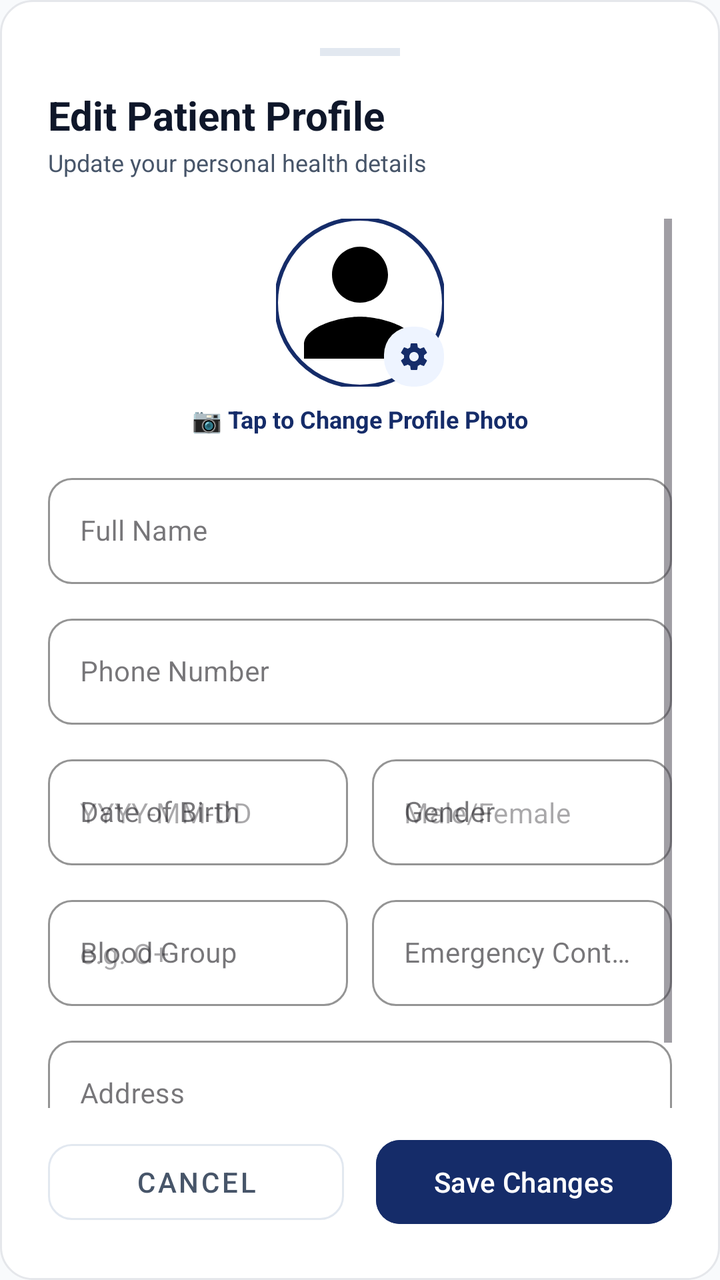
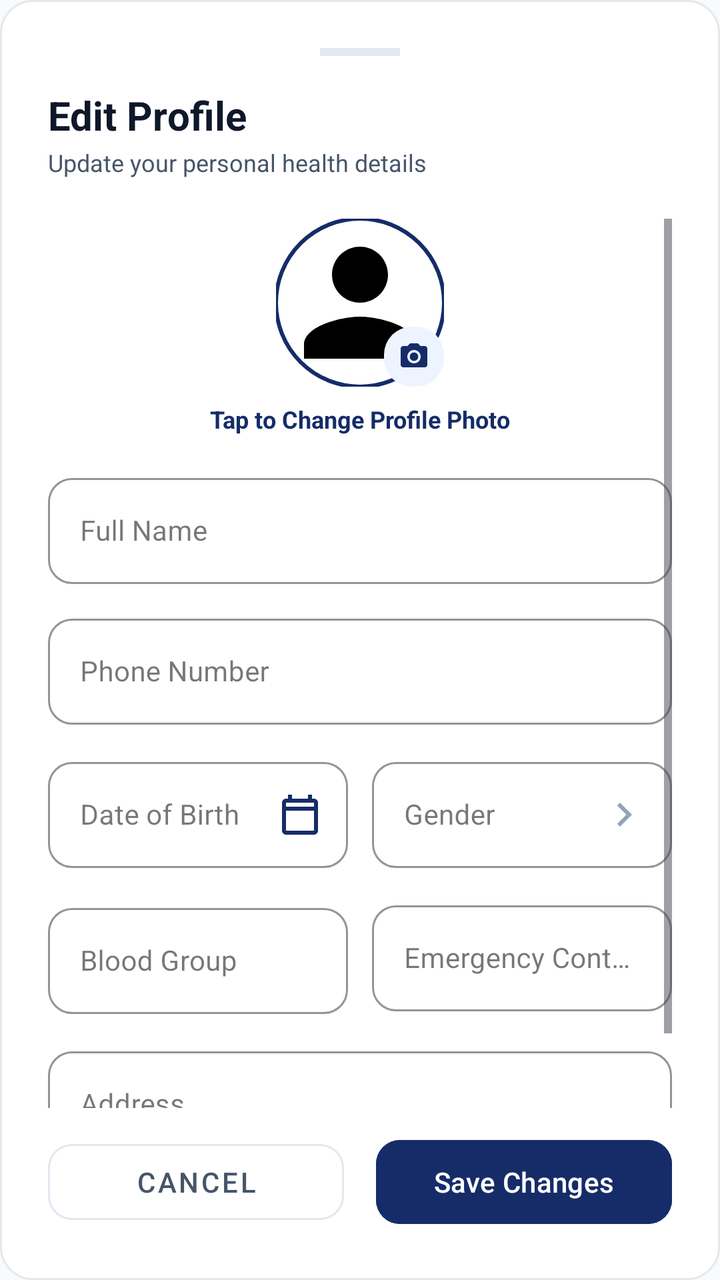

An Android layout rendered at two revisions. The XML below is the earlier revision; the diff shows what the commit changed to produce the second picture.
<!-- AndroidManifest.xml: application theme Theme.CareWell -->
<!-- res/layout/bottom_sheet_edit_profile.xml -->
<?xml version="1.0" encoding="utf-8"?>
<LinearLayout xmlns:android="http://schemas.android.com/apk/res/android"
    xmlns:app="http://schemas.android.com/apk/res-auto"
    android:layout_width="match_parent"
    android:layout_height="wrap_content"
    android:background="@drawable/bg_rounded_card"
    android:orientation="vertical"
    android:padding="24dp">

    
    <View
        android:layout_width="40dp"
        android:layout_height="4dp"
        android:layout_gravity="center_horizontal"
        android:layout_marginBottom="16dp"
        android:background="@color/card_stroke" />

    
    <TextView
        android:layout_width="wrap_content"
        android:layout_height="wrap_content"
        android:text="Edit Patient Profile"
        android:textColor="@color/text_primary"
        android:textSize="20sp"
        android:textStyle="bold" />

    <TextView
        android:layout_width="wrap_content"
        android:layout_height="wrap_content"
        android:layout_marginTop="2dp"
        android:layout_marginBottom="20dp"
        android:text="Update your personal health details"
        android:textColor="@color/text_secondary"
        android:textSize="12sp" />

    <ScrollView
        android:layout_width="match_parent"
        android:layout_height="0dp"
        android:layout_weight="1"
        android:maxHeight="420dp">

        <LinearLayout
            android:layout_width="match_parent"
            android:layout_height="wrap_content"
            android:orientation="vertical">

            
            <RelativeLayout
                android:layout_width="wrap_content"
                android:layout_height="wrap_content"
                android:layout_gravity="center_horizontal"
                android:layout_marginBottom="8dp">

                <com.google.android.material.imageview.ShapeableImageView
                    android:id="@+id/iv_edit_profile_pic"
                    android:layout_width="84dp"
                    android:layout_height="84dp"
                    android:scaleType="centerCrop"
                    android:src="@drawable/ic_user"
                    app:shapeAppearanceOverlay="@style/ShapeAppearanceOverlay.App.Circle"
                    app:strokeColor="@color/primary"
                    app:strokeWidth="2dp" />

                <FrameLayout
                    android:id="@+id/fl_edit_camera_btn"
                    android:layout_width="30dp"
                    android:layout_height="30dp"
                    android:layout_alignBottom="@id/iv_edit_profile_pic"
                    android:layout_alignEnd="@id/iv_edit_profile_pic"
                    android:background="@drawable/bg_squircle_icon"
                    android:clickable="true"
                    android:focusable="true">

                    <ImageView
                        android:layout_width="16dp"
                        android:layout_height="16dp"
                        android:layout_gravity="center"
                        android:contentDescription="Camera"
                        android:src="@drawable/ic_settings"
                        app:tint="@color/primary" />
                </FrameLayout>
            </RelativeLayout>

            <TextView
                android:id="@+id/tv_edit_upload_label"
                android:layout_width="wrap_content"
                android:layout_height="wrap_content"
                android:layout_gravity="center_horizontal"
                android:layout_marginBottom="16dp"
                android:text="📷 Tap to Change Profile Photo"
                android:textColor="@color/primary"
                android:textSize="12sp"
                android:textStyle="bold" />

            
            <com.google.android.material.textfield.TextInputLayout
                android:id="@+id/til_full_name"
                style="@style/Widget.MaterialComponents.TextInputLayout.OutlinedBox"
                android:layout_width="match_parent"
                android:layout_height="wrap_content"
                android:layout_marginBottom="12dp"
                android:hint="Full Name"
                app:boxCornerRadiusBottomEnd="12dp"
                app:boxCornerRadiusBottomStart="12dp"
                app:boxCornerRadiusTopEnd="12dp"
                app:boxCornerRadiusTopStart="12dp"
                app:boxStrokeColor="@color/primary"
                app:hintTextColor="@color/primary">

                <com.google.android.material.textfield.TextInputEditText
                    android:id="@+id/et_full_name"
                    android:layout_width="match_parent"
                    android:layout_height="wrap_content"
                    android:inputType="textPersonName"
                    android:textColor="@color/text_primary"
                    android:textSize="14sp" />
            </com.google.android.material.textfield.TextInputLayout>

            
            <com.google.android.material.textfield.TextInputLayout
                android:id="@+id/til_phone"
                style="@style/Widget.MaterialComponents.TextInputLayout.OutlinedBox"
                android:layout_width="match_parent"
                android:layout_height="wrap_content"
                android:layout_marginBottom="12dp"
                android:hint="Phone Number"
                app:boxCornerRadiusBottomEnd="12dp"
                app:boxCornerRadiusBottomStart="12dp"
                app:boxCornerRadiusTopEnd="12dp"
                app:boxCornerRadiusTopStart="12dp"
                app:boxStrokeColor="@color/primary"
                app:hintTextColor="@color/primary">

                <com.google.android.material.textfield.TextInputEditText
                    android:id="@+id/et_phone"
                    android:layout_width="match_parent"
                    android:layout_height="wrap_content"
                    android:inputType="phone"
                    android:textColor="@color/text_primary"
                    android:textSize="14sp" />
            </com.google.android.material.textfield.TextInputLayout>

            
            <LinearLayout
                android:layout_width="match_parent"
                android:layout_height="wrap_content"
                android:layout_marginBottom="12dp"
                android:orientation="horizontal">

                <com.google.android.material.textfield.TextInputLayout
                    android:id="@+id/til_dob"
                    style="@style/Widget.MaterialComponents.TextInputLayout.OutlinedBox"
                    android:layout_width="0dp"
                    android:layout_height="wrap_content"
                    android:layout_marginEnd="6dp"
                    android:layout_weight="1"
                    android:hint="Date of Birth"
                    app:boxCornerRadiusBottomEnd="12dp"
                    app:boxCornerRadiusBottomStart="12dp"
                    app:boxCornerRadiusTopEnd="12dp"
                    app:boxCornerRadiusTopStart="12dp"
                    app:boxStrokeColor="@color/primary"
                    app:hintTextColor="@color/primary">

                    <com.google.android.material.textfield.TextInputEditText
                        android:id="@+id/et_dob"
                        android:layout_width="match_parent"
                        android:layout_height="wrap_content"
                        android:hint="YYYY-MM-DD"
                        android:inputType="date"
                        android:textColor="@color/text_primary"
                        android:textSize="14sp" />
                </com.google.android.material.textfield.TextInputLayout>

                <com.google.android.material.textfield.TextInputLayout
                    android:id="@+id/til_gender"
                    style="@style/Widget.MaterialComponents.TextInputLayout.OutlinedBox"
                    android:layout_width="0dp"
                    android:layout_height="wrap_content"
                    android:layout_marginStart="6dp"
                    android:layout_weight="1"
                    android:hint="Gender"
                    app:boxCornerRadiusBottomEnd="12dp"
                    app:boxCornerRadiusBottomStart="12dp"
                    app:boxCornerRadiusTopEnd="12dp"
                    app:boxCornerRadiusTopStart="12dp"
                    app:boxStrokeColor="@color/primary"
                    app:hintTextColor="@color/primary">

                    <com.google.android.material.textfield.TextInputEditText
                        android:id="@+id/et_gender"
                        android:layout_width="match_parent"
                        android:layout_height="wrap_content"
                        android:hint="Male/Female"
                        android:inputType="text"
                        android:textColor="@color/text_primary"
                        android:textSize="14sp" />
                </com.google.android.material.textfield.TextInputLayout>
            </LinearLayout>

            
            <LinearLayout
                android:layout_width="match_parent"
                android:layout_height="wrap_content"
                android:layout_marginBottom="12dp"
                android:orientation="horizontal">

                <com.google.android.material.textfield.TextInputLayout
                    android:id="@+id/til_blood_group"
                    style="@style/Widget.MaterialComponents.TextInputLayout.OutlinedBox"
                    android:layout_width="0dp"
                    android:layout_height="wrap_content"
                    android:layout_marginEnd="6dp"
                    android:layout_weight="1"
                    android:hint="Blood Group"
                    app:boxCornerRadiusBottomEnd="12dp"
                    app:boxCornerRadiusBottomStart="12dp"
                    app:boxCornerRadiusTopEnd="12dp"
                    app:boxCornerRadiusTopStart="12dp"
                    app:boxStrokeColor="@color/primary"
                    app:hintTextColor="@color/primary">

                    <com.google.android.material.textfield.TextInputEditText
                        android:id="@+id/et_blood_group"
                        android:layout_width="match_parent"
                        android:layout_height="wrap_content"
                        android:hint="e.g. O+"
                        android:inputType="textCapCharacters"
                        android:textColor="@color/text_primary"
                        android:textSize="14sp" />
                </com.google.android.material.textfield.TextInputLayout>

                <com.google.android.material.textfield.TextInputLayout
                    android:id="@+id/til_emergency_contact"
                    style="@style/Widget.MaterialComponents.TextInputLayout.OutlinedBox"
                    android:layout_width="0dp"
                    android:layout_height="wrap_content"
                    android:layout_marginStart="6dp"
                    android:layout_weight="1"
                    android:hint="Emergency Contact"
                    app:boxCornerRadiusBottomEnd="12dp"
                    app:boxCornerRadiusBottomStart="12dp"
                    app:boxCornerRadiusTopEnd="12dp"
                    app:boxCornerRadiusTopStart="12dp"
                    app:boxStrokeColor="@color/primary"
                    app:hintTextColor="@color/primary">

                    <com.google.android.material.textfield.TextInputEditText
                        android:id="@+id/et_emergency_contact"
                        android:layout_width="match_parent"
                        android:layout_height="wrap_content"
                        android:inputType="phone"
                        android:textColor="@color/text_primary"
                        android:textSize="14sp" />
                </com.google.android.material.textfield.TextInputLayout>
            </LinearLayout>

            
            <com.google.android.material.textfield.TextInputLayout
                android:id="@+id/til_address"
                style="@style/Widget.MaterialComponents.TextInputLayout.OutlinedBox"
                android:layout_width="match_parent"
                android:layout_height="wrap_content"
                android:layout_marginBottom="16dp"
                android:hint="Address"
                app:boxCornerRadiusBottomEnd="12dp"
                app:boxCornerRadiusBottomStart="12dp"
                app:boxCornerRadiusTopEnd="12dp"
                app:boxCornerRadiusTopStart="12dp"
                app:boxStrokeColor="@color/primary"
                app:hintTextColor="@color/primary">

                <com.google.android.material.textfield.TextInputEditText
                    android:id="@+id/et_address"
                    android:layout_width="match_parent"
                    android:layout_height="wrap_content"
                    android:inputType="textPostalAddress"
                    android:textColor="@color/text_primary"
                    android:textSize="14sp" />
            </com.google.android.material.textfield.TextInputLayout>

        </LinearLayout>
    </ScrollView>

    
    <LinearLayout
        android:layout_width="match_parent"
        android:layout_height="wrap_content"
        android:layout_marginTop="12dp"
        android:orientation="horizontal">

        <com.google.android.material.button.MaterialButton
            android:id="@+id/btn_cancel"
            style="@style/Widget.MaterialComponents.Button.OutlinedButton"
            android:layout_width="0dp"
            android:layout_height="50dp"
            android:layout_marginEnd="8dp"
            android:layout_weight="1"
            android:text="Cancel"
            android:textColor="@color/text_secondary"
            app:cornerRadius="12dp"
            app:strokeColor="@color/card_stroke" />

        <com.google.android.material.button.MaterialButton
            android:id="@+id/btn_save_profile"
            android:layout_width="0dp"
            android:layout_height="50dp"
            android:layout_marginStart="8dp"
            android:layout_weight="1"
            android:backgroundTint="@color/primary"
            android:text="Save Changes"
            android:textColor="@color/white"
            app:cornerRadius="12dp" />
    </LinearLayout>

</LinearLayout>
<!-- resources referenced by this layout -->
<resources>
  <color name="card_stroke">#E2E8F0</color>
  <color name="primary">#152C69</color>
  <color name="text_primary">#0F172A</color>
  <color name="text_secondary">#475569</color>
  <color name="white">#FFFFFF</color>
  <!-- drawable bg_rounded_card (drawable) -->
  <?xml version="1.0" encoding="utf-8"?>
  <shape xmlns:android="http://schemas.android.com/apk/res/android"
      android:shape="rectangle">
      <solid android:color="#FFFFFF" />
      <stroke
          android:width="1dp"
          android:color="#E5E7EB" />
      <corners android:radius="16dp" />
  </shape>
  <!-- drawable bg_squircle_icon (drawable) -->
  <?xml version="1.0" encoding="utf-8"?>
  <shape xmlns:android="http://schemas.android.com/apk/res/android"
      android:shape="rectangle">
      <solid android:color="@color/primary_light" />
      <corners android:radius="14dp" />
  </shape>
  <!-- drawable ic_settings (drawable) -->
  <vector xmlns:android="http://schemas.android.com/apk/res/android"
      android:width="24dp"
      android:height="24dp"
      android:viewportWidth="24"
      android:viewportHeight="24">
      <path
          android:fillColor="#FF000000"
          android:pathData="M19.43,12.98c0.04,-0.32 0.07,-0.64 0.07,-0.98s-0.03,-0.66 -0.07,-0.98l2.11,-1.65c0.19,-0.15 0.24,-0.42 0.12,-0.64l-2,-3.46c-0.12,-0.22 -0.39,-0.3 -0.61,-0.22l-2.49,1c-0.52,-0.4 -1.08,-0.73 -1.69,-0.98l-0.38,-2.65C14.46,2.18 14.25,2 14,2h-4c-0.25,0 -0.46,0.18 -0.49,0.42l-0.38,2.65c-0.61,0.25 -1.17,0.59 -1.69,0.98l-2.49,-1c-0.23,-0.09 -0.49,0 -0.61,0.22l-2,3.46c-0.13,0.22 -0.07,0.49 0.12,0.64l2.11,1.65c-0.04,0.32 -0.07,0.65 -0.07,0.98s0.03,0.66 0.07,0.98l-2.11,1.65c-0.19,0.15 -0.24,0.42 -0.12,0.64l2,3.46c0.12,0.22 0.39,0.3 0.61,0.22l2.49,-1c0.52,0.4 1.08,0.73 1.69,0.98l0.38,2.65c0.03,0.24 0.24,0.42 0.49,0.42h4c0.25,0 0.46,-0.18 0.49,-0.42l0.38,-2.65c0.61,-0.25 1.17,-0.59 1.69,-0.98l2.49,1c0.23,0.09 0.49,0 0.61,-0.22l2,-3.46c0.12,-0.22 0.07,-0.49 -0.12,-0.64l-2.11,-1.65zM12,15.5c-1.93,0 -3.5,-1.57 -3.5,-3.5s1.57,-3.5 3.5,-3.5 3.5,1.57 3.5,3.5 -1.57,3.5 -3.5,3.5z"/>
  </vector>
  <!-- drawable ic_user (drawable) -->
  <vector xmlns:android="http://schemas.android.com/apk/res/android"
      android:width="24dp"
      android:height="24dp"
      android:viewportWidth="24"
      android:viewportHeight="24">
      <path
          android:fillColor="#FF000000"
          android:pathData="M12,12c2.21,0 4,-1.79 4,-4s-1.79,-4 -4,-4 -4,1.79 -4,4 1.79,4 4,4zm0,2c-2.67,0 -8,1.34 -8,4v2h16v-2c0,-2.66 -5.33,-4 -8,-4z"/>
  </vector>
  <style name="ShapeAppearanceOverlay.App.Circle" parent="">
          <item name="cornerSize">50%</item>
      </style>
  <style name="Theme.CareWell" parent="Base.Theme.CareWell" />
  <color name="primary_light">#EEF4FF</color>
  <color name="primary_dark">#0D1D47</color>
  <color name="secondary">#2563EB</color>
  <color name="background_light">#F8FAFC</color>
  <!-- unchanged entries left out for length: 1 -->
</resources>

<!-- the commit's change to res/layout/bottom_sheet_edit_profile.xml (unified diff, before → after) -->
@@ -19,7 +19,7 @@
     <TextView
         android:layout_width="wrap_content"
         android:layout_height="wrap_content"
-        android:text="Edit Patient Profile"
+        android:text="Edit Profile"
         android:textColor="@color/text_primary"
         android:textSize="20sp"
         android:textStyle="bold" />
@@ -76,7 +76,7 @@
                         android:layout_height="16dp"
                         android:layout_gravity="center"
                         android:contentDescription="Camera"
-                        android:src="@drawable/ic_settings"
+                        android:src="@drawable/ic_camera"
                         app:tint="@color/primary" />
                 </FrameLayout>
             </RelativeLayout>
@@ -87,7 +87,7 @@
                 android:layout_height="wrap_content"
                 android:layout_gravity="center_horizontal"
                 android:layout_marginBottom="16dp"
-                android:text="📷 Tap to Change Profile Photo"
+                android:text="Tap to Change Profile Photo"
                 android:textColor="@color/primary"
                 android:textSize="12sp"
                 android:textStyle="bold" />
@@ -160,14 +160,19 @@
                     app:boxCornerRadiusTopEnd="12dp"
                     app:boxCornerRadiusTopStart="12dp"
                     app:boxStrokeColor="@color/primary"
-                    app:hintTextColor="@color/primary">
+                    app:endIconDrawable="@drawable/ic_calendar"
+                    app:endIconMode="custom"
+                    app:endIconTint="@color/primary"
+                    app:hintTextColor="@color/primary"
+                    app:placeholderText="YYYY-MM-DD">
 
                     <com.google.android.material.textfield.TextInputEditText
                         android:id="@+id/et_dob"
                         android:layout_width="match_parent"
                         android:layout_height="wrap_content"
-                        android:hint="YYYY-MM-DD"
-                        android:inputType="date"
+                        android:clickable="true"
+                        android:focusable="false"
+                        android:inputType="none"
                         android:textColor="@color/text_primary"
                         android:textSize="14sp" />
                 </com.google.android.material.textfield.TextInputLayout>
@@ -185,14 +190,19 @@
                     app:boxCornerRadiusTopEnd="12dp"
                     app:boxCornerRadiusTopStart="12dp"
                     app:boxStrokeColor="@color/primary"
-                    app:hintTextColor="@color/primary">
+                    app:endIconDrawable="@drawable/ic_chevron_right"
+                    app:endIconMode="custom"
+                    app:endIconTint="@color/text_muted"
+                    app:hintTextColor="@color/primary"
+                    app:placeholderText="Select Gender">
 
                     <com.google.android.material.textfield.TextInputEditText
                         android:id="@+id/et_gender"
                         android:layout_width="match_parent"
                         android:layout_height="wrap_content"
-                        android:hint="Male/Female"
-                        android:inputType="text"
+                        android:clickable="true"
+                        android:focusable="false"
+                        android:inputType="none"
                         android:textColor="@color/text_primary"
                         android:textSize="14sp" />
                 </com.google.android.material.textfield.TextInputLayout>
@@ -218,13 +228,13 @@
                     app:boxCornerRadiusTopEnd="12dp"
                     app:boxCornerRadiusTopStart="12dp"
                     app:boxStrokeColor="@color/primary"
-                    app:hintTextColor="@color/primary">
+                    app:hintTextColor="@color/primary"
+                    app:placeholderText="e.g. O+">
 
                     <com.google.android.material.textfield.TextInputEditText
                         android:id="@+id/et_blood_group"
                         android:layout_width="match_parent"
                         android:layout_height="wrap_content"
-                        android:hint="e.g. O+"
                         android:inputType="textCapCharacters"
                         android:textColor="@color/text_primary"
                         android:textSize="14sp" />
<!-- resource entries referenced after the edit -->
@@ -2,6 +2,7 @@
 <resources>
   <color name="card_stroke">#E2E8F0</color>
   <color name="primary">#152C69</color>
+  <color name="text_muted">#94A3B8</color>
   <color name="text_primary">#0F172A</color>
   <color name="text_secondary">#475569</color>
   <color name="white">#FFFFFF</color>
@@ -22,7 +23,7 @@
       <solid android:color="@color/primary_light" />
       <corners android:radius="14dp" />
   </shape>
-  <!-- drawable ic_settings (drawable) -->
+  <!-- drawable ic_calendar (drawable) -->
   <vector xmlns:android="http://schemas.android.com/apk/res/android"
       android:width="24dp"
       android:height="24dp"
@@ -30,7 +31,28 @@
       android:viewportHeight="24">
       <path
           android:fillColor="#FF000000"
-          android:pathData="M19.43,12.98c0.04,-0.32 0.07,-0.64 0.07,-0.98s-0.03,-0.66 -0.07,-0.98l2.11,-1.65c0.19,-0.15 0.24,-0.42 0.12,-0.64l-2,-3.46c-0.12,-0.22 -0.39,-0.3 -0.61,-0.22l-2.49,1c-0.52,-0.4 -1.08,-0.73 -1.69,-0.98l-0.38,-2.65C14.46,2.18 14.25,2 14,2h-4c-0.25,0 -0.46,0.18 -0.49,0.42l-0.38,2.65c-0.61,0.25 -1.17,0.59 -1.69,0.98l-2.49,-1c-0.23,-0.09 -0.49,0 -0.61,0.22l-2,3.46c-0.13,0.22 -0.07,0.49 0.12,0.64l2.11,1.65c-0.04,0.32 -0.07,0.65 -0.07,0.98s0.03,0.66 0.07,0.98l-2.11,1.65c-0.19,0.15 -0.24,0.42 -0.12,0.64l2,3.46c0.12,0.22 0.39,0.3 0.61,0.22l2.49,-1c0.52,0.4 1.08,0.73 1.69,0.98l0.38,2.65c0.03,0.24 0.24,0.42 0.49,0.42h4c0.25,0 0.46,-0.18 0.49,-0.42l0.38,-2.65c0.61,-0.25 1.17,-0.59 1.69,-0.98l2.49,1c0.23,0.09 0.49,0 0.61,-0.22l2,-3.46c0.12,-0.22 0.07,-0.49 -0.12,-0.64l-2.11,-1.65zM12,15.5c-1.93,0 -3.5,-1.57 -3.5,-3.5s1.57,-3.5 3.5,-3.5 3.5,1.57 3.5,3.5 -1.57,3.5 -3.5,3.5z"/>
+          android:pathData="M19,4h-1V2h-2v2H8V2H6v2H5c-1.11,0 -1.99,0.9 -1.99,2L3,20c0,1.1 0.89,2 2,2h14c1.1,0 2,-0.9 2,-2V6c0,-1.1 -0.9,-2 -2,-2zm0,16H5V10h14v10zm0,-12H5V6h14v2z"/>
+  </vector>
+  <!-- drawable ic_camera (drawable) -->
+  <?xml version="1.0" encoding="utf-8"?>
+  <vector xmlns:android="http://schemas.android.com/apk/res/android"
+      android:width="24dp"
+      android:height="24dp"
+      android:viewportWidth="24"
+      android:viewportHeight="24">
+      <path
+          android:fillColor="#FF000000"
+          android:pathData="M12,12m-3.2,0a3.2,3.2 0,1 1,6.4 0a3.2,3.2 0,1 1,-6.4 0M9,2L7.17,4H4c-1.1,0 -2,0.9 -2,2v12c0,1.1 0.9,2 2,2h16c1.1,0 2,-0.9 2,-2V6c0,-1.1 -0.9,-2 -2,-2h-3.17L15,2H9zm3,15c-2.76,0 -5,-2.24 -5,-5s2.24,-5 5,-5 5,2.24 5,5 -2.24,5 -5,5z"/>
+  </vector>
+  <!-- drawable ic_chevron_right (drawable) -->
+  <vector xmlns:android="http://schemas.android.com/apk/res/android"
+      android:width="24dp"
+      android:height="24dp"
+      android:viewportWidth="24"
+      android:viewportHeight="24">
+      <path
+          android:fillColor="#FF000000"
+          android:pathData="M10,6L8.59,7.41 13.17,12l-4.58,4.59L10,18l6,-6z"/>
   </vector>
   <!-- drawable ic_user (drawable) -->
   <vector xmlns:android="http://schemas.android.com/apk/res/android"
